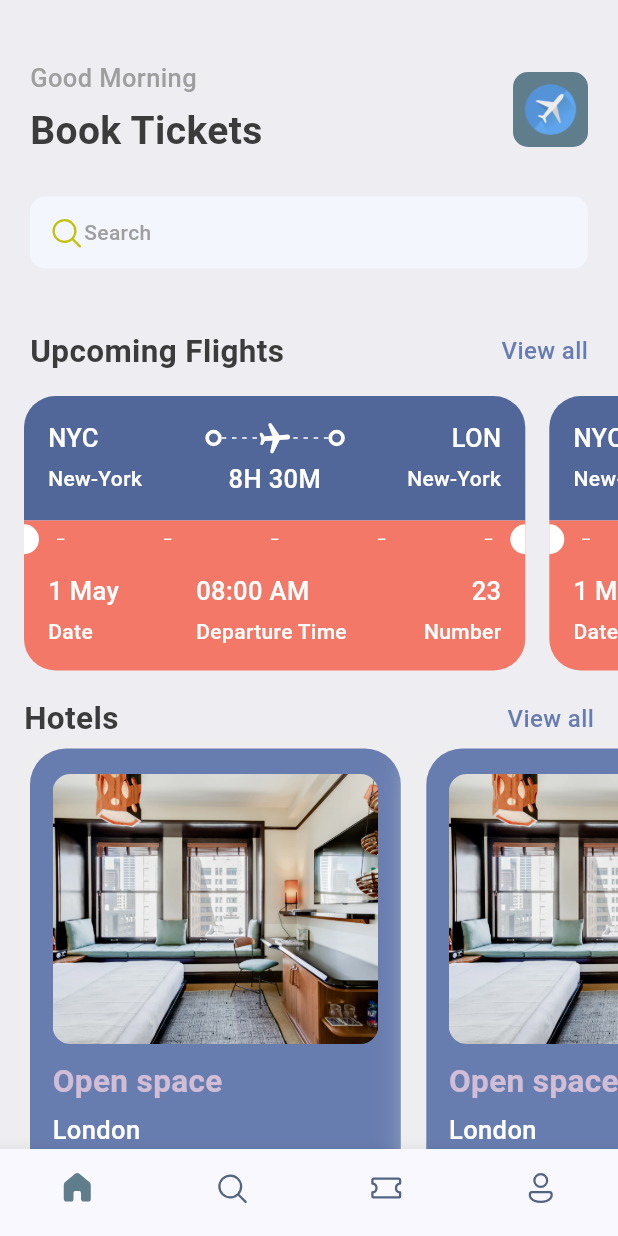
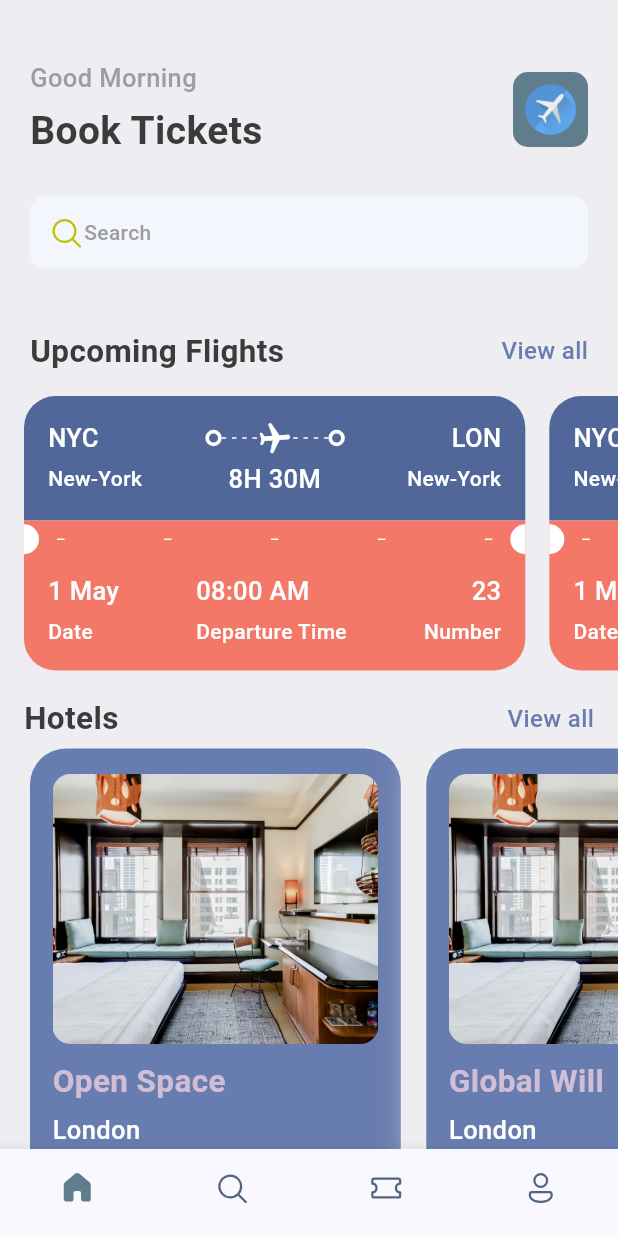
Before and after one commit to Tabrez10XDev/Flutter-TicketBooker, a Flutter app: the screen it shows after launch, on a phone screen of 412 x 824 dp. Run offline on Flutter 3.47's test engine with Material 3 defaults, Android fonts, the phone set to English and light mode, and no system bars; our stand-ins replace fluentui_icons, gap.

Commit message:
Working on passing props

```diff
--- a/lib/screens/home_screen.dart
+++ b/lib/screens/home_screen.dart
@@ -1,5 +1,6 @@
 import 'package:booktickets/screens/hotel_screen.dart';
 import 'package:booktickets/screens/ticket_view.dart';
+import 'package:booktickets/utils/app_info_list.dart';
 import 'package:booktickets/utils/app_styles.dart';
 import 'package:fluentui_icons/fluentui_icons.dart';
 import 'package:flutter/cupertino.dart';
@@ -88,11 +89,11 @@ class _HomeScreenState extends State<HomeScreen> {
             ),
           ),
           const Gap(15),
-          const SingleChildScrollView(
+          SingleChildScrollView(
             scrollDirection: Axis.horizontal,
-            padding: EdgeInsets.only(left: 16),
+            padding: const EdgeInsets.only(left: 16),
             child: Row(
-              children: [TicketView(), TicketView()],
+              children: ticketList.map((ticket)=> TicketView(ticket: ticket)).toList()
             ),
           ),
           Container(
@@ -114,11 +115,11 @@ class _HomeScreenState extends State<HomeScreen> {
               ],
             ),
           ),
-          const SingleChildScrollView(
+          SingleChildScrollView(
             scrollDirection: Axis.horizontal,
-            padding: EdgeInsets.only(left: 20),
+            padding: const EdgeInsets.only(left: 20),
             child: Row(
-              children: [HotelScreen(), HotelScreen(),HotelScreen(), HotelScreen()],
+              children: hotelList.map((hotel)=> HotelScreen(hotel: hotel)).toList()
             ),
           ),
         ],
--- a/lib/screens/hotel_screen.dart
+++ b/lib/screens/hotel_screen.dart
@@ -5,7 +5,9 @@ import 'package:flutter/material.dart';
 import 'package:gap/gap.dart';
 
 class HotelScreen extends StatelessWidget {
-  const HotelScreen({super.key});
+
+  final Map<String, dynamic> hotel;
+  const HotelScreen({super.key, required this.hotel});
 
   @override
   Widget build(BuildContext context) {
@@ -34,23 +36,23 @@ class HotelScreen extends StatelessWidget {
               decoration: BoxDecoration(
                 borderRadius: BorderRadius.circular(12),
                   color: Styles.primaryColor,
-                  image: const DecorationImage(
+                  image:  DecorationImage(
                     fit: BoxFit.cover,
-                      image: AssetImage("assets/images/hotelmemo.webp")))),
+                      image: AssetImage("assets/images/${hotel['image']}")))),
           const Gap(10),
           Text(
-            "Open space",
+            hotel['place'],
             style: Styles.headlineStyle2.copyWith(color: Styles.kakiColor),
           ),
           const Gap(5),
 
           Text(
-            "London",
+            hotel['destination'],
             style: Styles.headlineStyle3.copyWith(color: Colors.white),
           ),
           const Gap(8),
           Text(
-            "\$40/night",
+            "\$${hotel['price']}/night",
             style: Styles.headlineStyle1.copyWith(color: Styles.kakiColor),
           ),
 
--- a/lib/screens/ticket_view.dart
+++ b/lib/screens/ticket_view.dart
@@ -6,7 +6,8 @@ import 'package:flutter/material.dart';
 import 'package:gap/gap.dart';
 
 class TicketView extends StatelessWidget {
-  const TicketView({super.key});
+  final Map<String, dynamic> ticket;
+  const TicketView({super.key, required this.ticket});
 
   @override
   Widget build(BuildContext context) {
--- a/lib/utils/app_info_list.dart
+++ b/lib/utils/app_info_list.dart
@@ -18,3 +18,35 @@ List<Map<String, dynamic>> hotelList = [
     'price': 68
   },
 ];
+
+
+List<Map<String, dynamic>> ticketList = [
+  {
+    'from': {
+      'code': 'NYC',
+      'name': 'New-York'
+    },
+    'to': {
+      'code': 'LON',
+      'name': 'London'
+    },
+    'flying_time': '8H 30M',
+    'date': '1 MAY',
+    'departure_time': "08:00 AM",
+    'number': 23
+  },
+  {
+    'from': {
+      'code': 'DK',
+      'name': 'Dhaka'
+    },
+    'to': {
+      'code': 'SH',
+      'name': 'Shanghai'
+    },
+    'flying_time': '4H 20M',
+    'date': '4 MAY',
+    'departure_time': "09:00 AM",
+    'number': 45
+  },
+];
```
